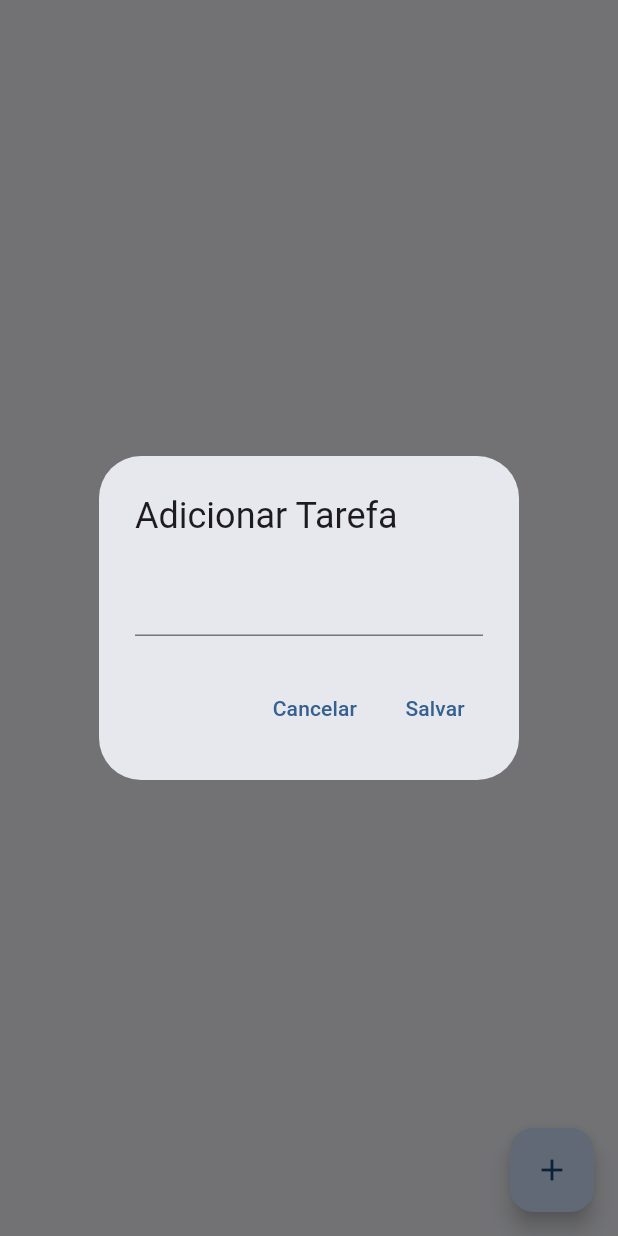
After one commit to Judenilson/dio-flutter-navigation-app, a Flutter app: the TaskPage screen opened directly, after a tap on the "add" icon, on a phone screen of 412 x 824 dp. The commit adds this screen. Run offline on Flutter 3.47's test engine with Material 3 defaults, Android fonts, the phone set to English and light mode, and no system bars; our stand-ins replace google_fonts; Roboto replaces fonts that are missing (Dosis).

Commit message:
todo - page add and float button

```diff
--- a/lib/pages/main_page.dart
+++ b/lib/pages/main_page.dart
@@ -1,6 +1,7 @@
 import 'package:dio_flutter_navigation_app/pages/card_page.dart';
 import 'package:dio_flutter_navigation_app/pages/list_view_h_page.dart';
 import 'package:dio_flutter_navigation_app/pages/list_view_page.dart';
+import 'package:dio_flutter_navigation_app/pages/task_page.dart';
 import 'package:dio_flutter_navigation_app/pages/wallpapers_page.dart';
 import 'package:dio_flutter_navigation_app/shared/widgets/custom_drawer_widget.dart';
 import 'package:flutter/material.dart';
@@ -37,6 +38,7 @@ class _MainPageState extends State<MainPage> {
                 WallpapersPage(),
                 ListViewPage(),
                 ListViewHPage(),
+                TaskPage(),
               ],
             ),
           ),
@@ -61,6 +63,10 @@ class _MainPageState extends State<MainPage> {
                 ),
                 BottomNavigationBarItem(
                   label: 'ListH',
+                  icon: Icon(Icons.image),
+                ),
+                BottomNavigationBarItem(
+                  label: 'Tasks',
                   icon: Icon(Icons.list),
                 ),
               ])
--- /dev/null
+++ b/lib/pages/task_page.dart
@@ -0,0 +1,51 @@
+import 'package:dio_flutter_navigation_app/repositories/task_repository.dart';
+import 'package:flutter/material.dart';
+
+class TaskPage extends StatefulWidget {
+  const TaskPage({super.key});
+
+  @override
+  State<TaskPage> createState() => _TaskPageState();
+}
+
+class _TaskPageState extends State<TaskPage> {
+  var _descriptionController = TextEditingController();
+
+  var taksRepository = TaskRepository();
+
+  @override
+  Widget build(BuildContext context) {
+    return Scaffold(
+      floatingActionButton: FloatingActionButton(
+        child: const Icon(Icons.add),
+        onPressed: () {
+          _descriptionController.text ='';
+          showDialog(
+              context: context,
+              builder: (BuildContext bc) {
+                return AlertDialog(
+                  title: const Text('Adicionar Tarefa'),
+                  content: TextField(
+                    controller: _descriptionController,
+                  ),
+                  actions: [
+                    TextButton(
+                        onPressed: () {
+                          Navigator.pop(context);
+                        },
+                        child: const Text('Cancelar')),
+                    TextButton(
+                        onPressed: () {
+                          debugPrint(_descriptionController.text);
+                          Navigator.pop(context);
+                        },
+                        child: const Text('Salvar'))
+                  ],
+                );
+              });
+        },
+      ),
+      body: Container(),
+    );
+  }
+}
```
